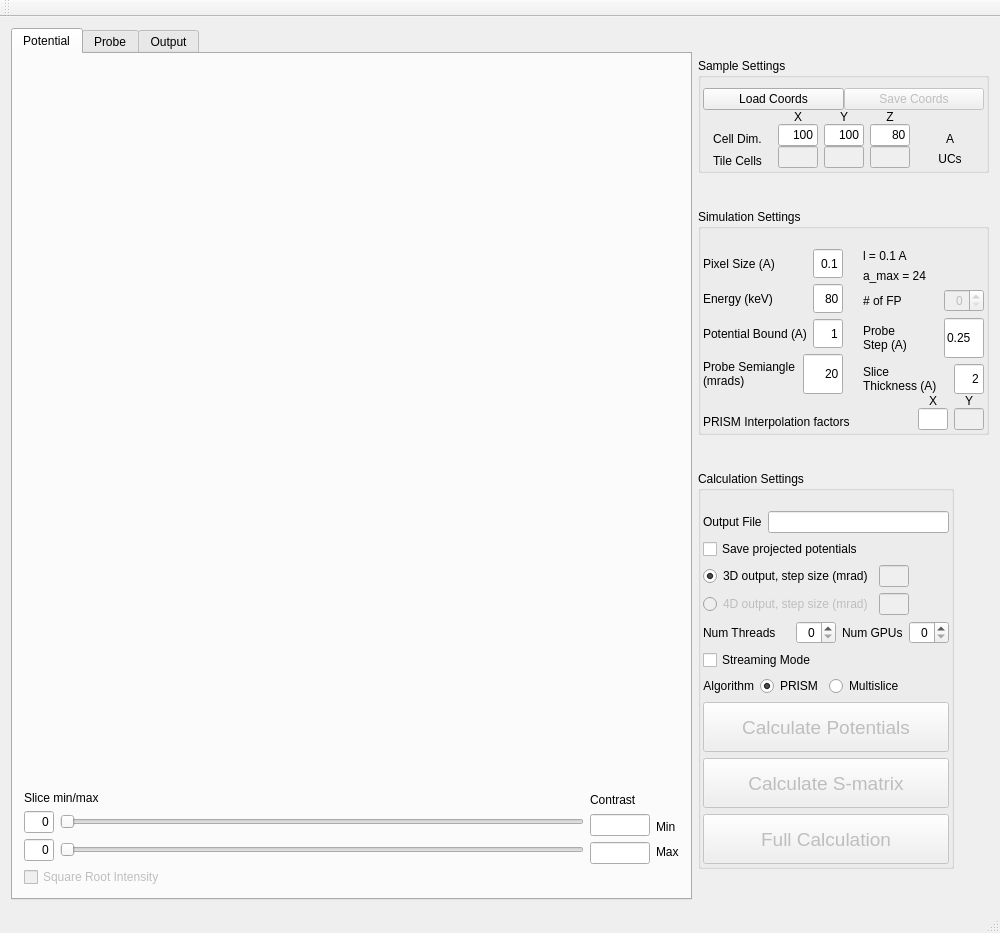
Before: the Qt Designer form Qt/prismmainwindow.ui in prism-em/prismatic, drawn with Qt 5.
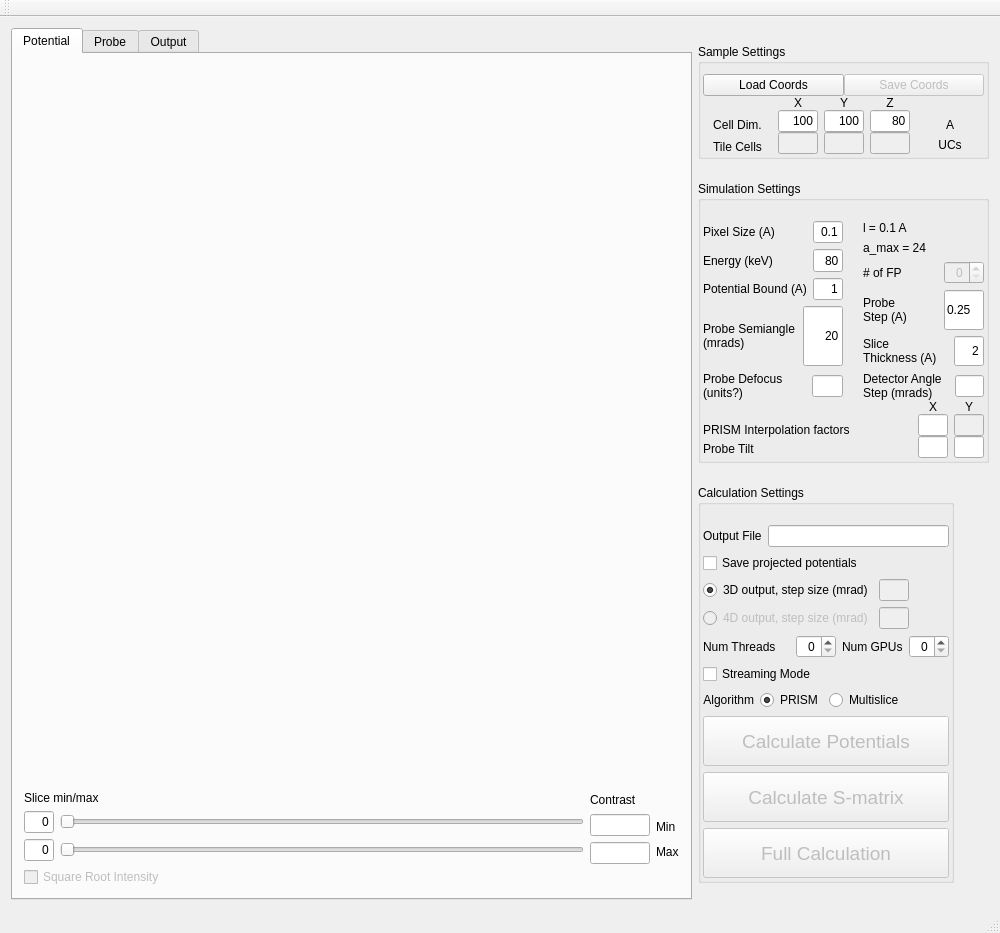
After: the same form once the commit is applied. Icons and pictures are not drawn.

```diff
--- a/Qt/prismmainwindow.ui
+++ b/Qt/prismmainwindow.ui
@@ -1152,7 +1152,7 @@
                    <property name="minimumSize">
                     <size>
                      <width>0</width>
-                     <height>40</height>
+                     <height>60</height>
                     </size>
                    </property>
                    <property name="text">
@@ -1187,6 +1187,30 @@
                  </item>
                 </layout>
                </item>
+               <item>
+                <layout class="QHBoxLayout" name="horizontalLayout_35">
+                 <item>
+                  <widget class="QLabel" name="label_10">
+                   <property name="text">
+                    <string>Probe Defocus (units?)</string>
+                   </property>
+                   <property name="wordWrap">
+                    <bool>true</bool>
+                   </property>
+                  </widget>
+                 </item>
+                 <item>
+                  <widget class="QLineEdit" name="lineEdit_probeDefocus">
+                   <property name="maximumSize">
+                    <size>
+                     <width>50</width>
+                     <height>16777215</height>
+                    </size>
+                   </property>
+                  </widget>
+                 </item>
+                </layout>
+               </item>
               </layout>
              </item>
              <item>
@@ -1363,6 +1387,30 @@
                  </item>
                 </layout>
                </item>
+               <item>
+                <layout class="QHBoxLayout" name="horizontalLayout_38">
+                 <item>
+                  <widget class="QLabel" name="label_11">
+                   <property name="text">
+                    <string>Detector Angle Step (mrads)</string>
+                   </property>
+                   <property name="wordWrap">
+                    <bool>true</bool>
+                   </property>
+                  </widget>
+                 </item>
+                 <item>
+                  <widget class="QLineEdit" name="lineEdit_detectorAngle">
+                   <property name="maximumSize">
+                    <size>
+                     <width>50</width>
+                     <height>16777215</height>
+                    </size>
+                   </property>
+                  </widget>
+                 </item>
+                </layout>
+               </item>
               </layout>
              </item>
             </layout>
@@ -1396,6 +1444,13 @@
                  </property>
                 </widget>
                </item>
+               <item>
+                <widget class="QLabel" name="label_5">
+                 <property name="text">
+                  <string>Probe Tilt</string>
+                 </property>
+                </widget>
+               </item>
               </layout>
              </item>
              <item>
@@ -1425,6 +1480,16 @@
                    </property>
                   </widget>
                  </item>
+                 <item>
+                  <widget class="QLineEdit" name="lineEdit_probeTiltX">
+                   <property name="maximumSize">
+                    <size>
+                     <width>30</width>
+                     <height>16777215</height>
+                    </size>
+                   </property>
+                  </widget>
+                 </item>
                 </layout>
                </item>
                <item>
@@ -1455,6 +1520,22 @@
                    </property>
                   </widget>
                  </item>
+                 <item>
+                  <widget class="QLineEdit" name="lineEdit_probeTiltY">
+                   <property name="minimumSize">
+                    <size>
+                     <width>0</width>
+                     <height>0</height>
+                    </size>
+                   </property>
+                   <property name="maximumSize">
+                    <size>
+                     <width>30</width>
+                     <height>16777215</height>
+                    </size>
+                   </property>
+                  </widget>
+                 </item>
                 </layout>
                </item>
               </layout>
```
